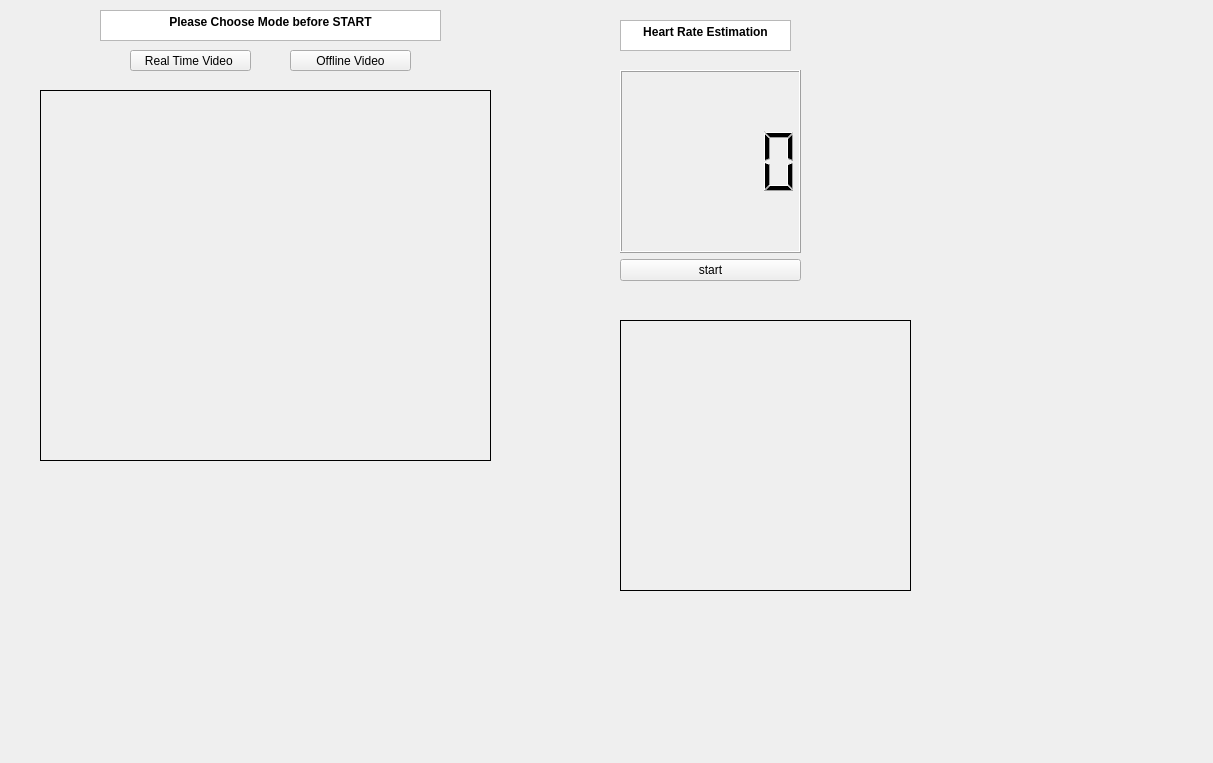
Douissi/HeartRate, file heart_rate/qcvwidget.ui: the form before one commit.
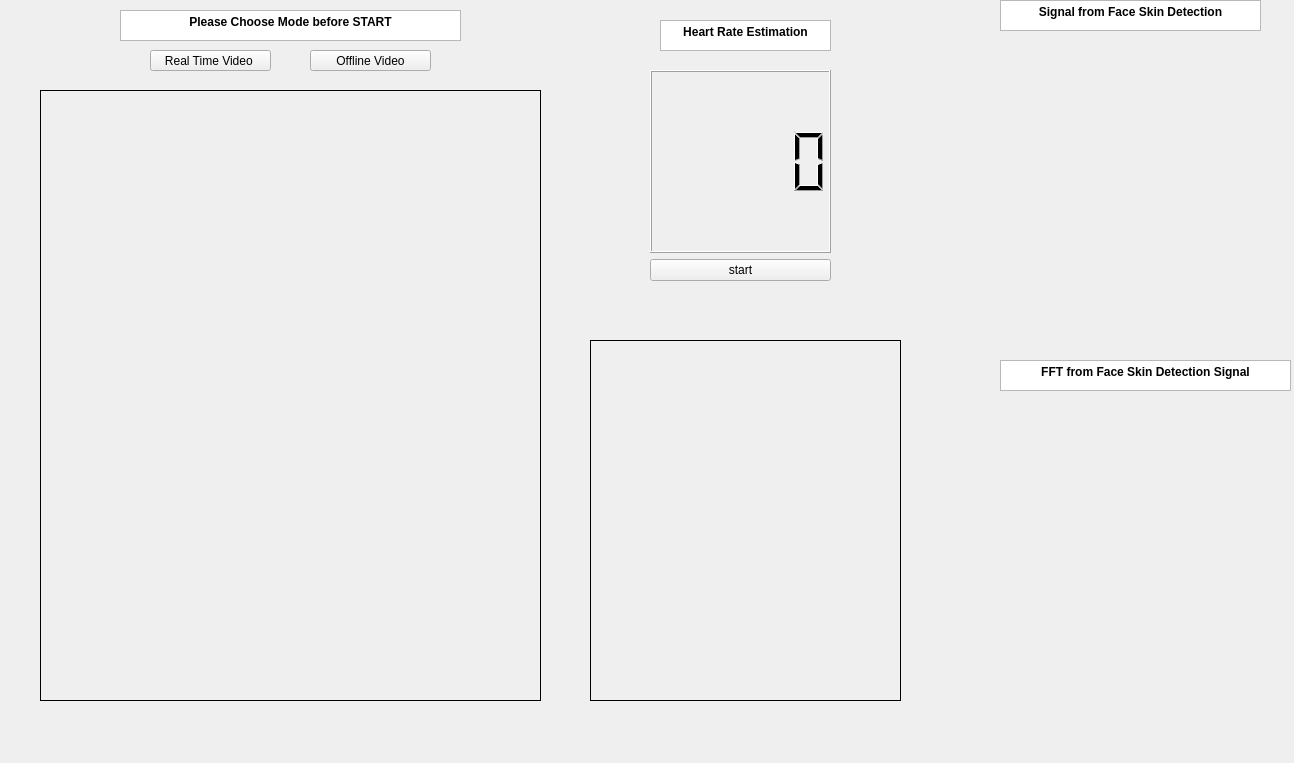
The form after the commit. Custom widgets are drawn as their Qt base class.

Commit message: [2020-07-05] : dev for plot FFT in Gui

Patch:
```diff
--- a/heart_rate/qcvwidget.ui
+++ b/heart_rate/qcvwidget.ui
@@ -6,7 +6,7 @@
    <rect>
     <x>0</x>
     <y>0</y>
-    <width>1213</width>
+    <width>1294</width>
     <height>763</height>
    </rect>
   </property>
@@ -18,8 +18,8 @@
     <rect>
      <x>40</x>
      <y>90</y>
-     <width>451</width>
-     <height>371</height>
+     <width>501</width>
+     <height>611</height>
     </rect>
    </property>
    <property name="styleSheet">
@@ -32,7 +32,7 @@
   <widget class="QTextBrowser" name="textBrowser">
    <property name="geometry">
     <rect>
-     <x>620</x>
+     <x>660</x>
      <y>20</y>
      <width>171</width>
      <height>31</height>
@@ -49,7 +49,7 @@
   <widget class="QWidget" name="layoutWidget">
    <property name="geometry">
     <rect>
-     <x>620</x>
+     <x>650</x>
      <y>70</y>
      <width>181</width>
      <height>211</height>
@@ -71,7 +71,7 @@
   <widget class="QPushButton" name="realTimeMode">
    <property name="geometry">
     <rect>
-     <x>130</x>
+     <x>150</x>
      <y>50</y>
      <width>121</width>
      <height>21</height>
@@ -87,7 +87,7 @@
   <widget class="QTextBrowser" name="textUsedMode">
    <property name="geometry">
     <rect>
-     <x>100</x>
+     <x>120</x>
      <y>10</y>
      <width>341</width>
      <height>31</height>
@@ -104,7 +104,7 @@
   <widget class="QPushButton" name="OfflineMode">
    <property name="geometry">
     <rect>
-     <x>290</x>
+     <x>310</x>
      <y>50</y>
      <width>121</width>
      <height>21</height>
@@ -120,10 +120,10 @@
   <widget class="QLabel" name="skinDetected">
    <property name="geometry">
     <rect>
-     <x>620</x>
-     <y>320</y>
-     <width>291</width>
-     <height>271</height>
+     <x>590</x>
+     <y>340</y>
+     <width>311</width>
+     <height>361</height>
     </rect>
    </property>
    <property name="styleSheet">
@@ -136,13 +136,57 @@
   <widget class="QCustomPlot" name="customPlot" native="true">
    <property name="geometry">
     <rect>
-     <x>810</x>
-     <y>50</y>
-     <width>391</width>
-     <height>261</height>
+     <x>940</x>
+     <y>40</y>
+     <width>351</width>
+     <height>311</height>
     </rect>
    </property>
   </widget>
+  <widget class="QTextBrowser" name="textBrowser_2">
+   <property name="geometry">
+    <rect>
+     <x>1000</x>
+     <y>0</y>
+     <width>261</width>
+     <height>31</height>
+    </rect>
+   </property>
+   <property name="html">
+    <string>&lt;!DOCTYPE HTML PUBLIC &quot;-//W3C//DTD HTML 4.0//EN&quot; &quot;http://www.w3.org/TR/REC-html40/strict.dtd&quot;&gt;
+&lt;html&gt;&lt;head&gt;&lt;meta name=&quot;qrichtext&quot; content=&quot;1&quot; /&gt;&lt;style type=&quot;text/css&quot;&gt;
+p, li { white-space: pre-wrap; }
+&lt;/style&gt;&lt;/head&gt;&lt;body style=&quot; font-family:'Sans Serif'; font-size:9pt; font-weight:400; font-style:normal;&quot;&gt;
+&lt;p align=&quot;center&quot; style=&quot; margin-top:0px; margin-bottom:0px; margin-left:0px; margin-right:0px; -qt-block-indent:0; text-indent:0px;&quot;&gt;&lt;span style=&quot; font-weight:600;&quot;&gt;Signal from Face Skin Detection&lt;/span&gt;&lt;/p&gt;&lt;/body&gt;&lt;/html&gt;</string>
+   </property>
+  </widget>
+  <widget class="QCustomPlot" name="FFTOutput" native="true">
+   <property name="geometry">
+    <rect>
+     <x>940</x>
+     <y>410</y>
+     <width>351</width>
+     <height>291</height>
+    </rect>
+   </property>
+  </widget>
+  <widget class="QTextBrowser" name="textBrowser_3">
+   <property name="geometry">
+    <rect>
+     <x>1000</x>
+     <y>360</y>
+     <width>291</width>
+     <height>31</height>
+    </rect>
+   </property>
+   <property name="html">
+    <string>&lt;!DOCTYPE HTML PUBLIC &quot;-//W3C//DTD HTML 4.0//EN&quot; &quot;http://www.w3.org/TR/REC-html40/strict.dtd&quot;&gt;
+&lt;html&gt;&lt;head&gt;&lt;meta name=&quot;qrichtext&quot; content=&quot;1&quot; /&gt;&lt;style type=&quot;text/css&quot;&gt;
+p, li { white-space: pre-wrap; }
+&lt;/style&gt;&lt;/head&gt;&lt;body style=&quot; font-family:'Sans Serif'; font-size:9pt; font-weight:400; font-style:normal;&quot;&gt;
+&lt;p align=&quot;center&quot; style=&quot; margin-top:0px; margin-bottom:0px; margin-left:0px; margin-right:0px; -qt-block-indent:0; text-indent:0px;&quot;&gt;&lt;span style=&quot; font-weight:600;&quot;&gt;FFT from Face Skin Detection Signal&lt;/span&gt;&lt;/p&gt;&lt;/body&gt;&lt;/html&gt;</string>
+   </property>
+  </widget>
  </widget>
  <customwidgets>
   <customwidget>
```
The commit also changes 59 other files.
